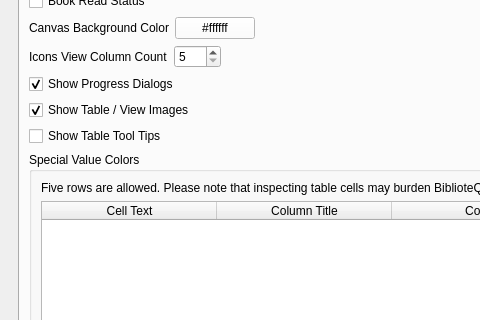
This is UI/biblioteq_otheroptions.ui in textbrowser/biblioteq as Qt 5 draws it before an edit; both pictures show x 0 to 480 and y 338 to 658 of the 700 by 800 pixel window. The edited form follows.
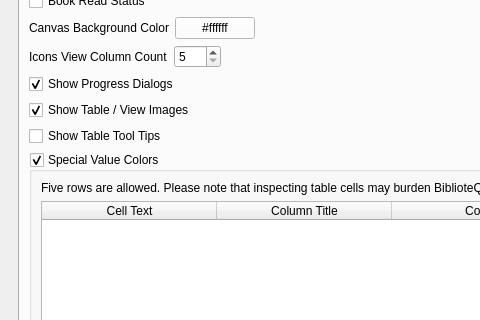
This is the edited form. The open tabs and pages were chosen to show the change. Icons and pictures are not drawn. Custom widgets are drawn as their Qt base class.

Commit message: Must be fast and faster than that.

Patch:
```diff
--- a/UI/biblioteq_otheroptions.ui
+++ b/UI/biblioteq_otheroptions.ui
@@ -623,6 +623,9 @@
               <property name="title">
                <string>Special Value Colors</string>
               </property>
+              <property name="checkable">
+               <bool>true</bool>
+              </property>
               <layout class="QVBoxLayout" name="verticalLayout_15">
                <item>
                 <widget class="QLabel" name="label_16">
```
Left out of the diff: 2 changed lines with no effect on the pictures.
